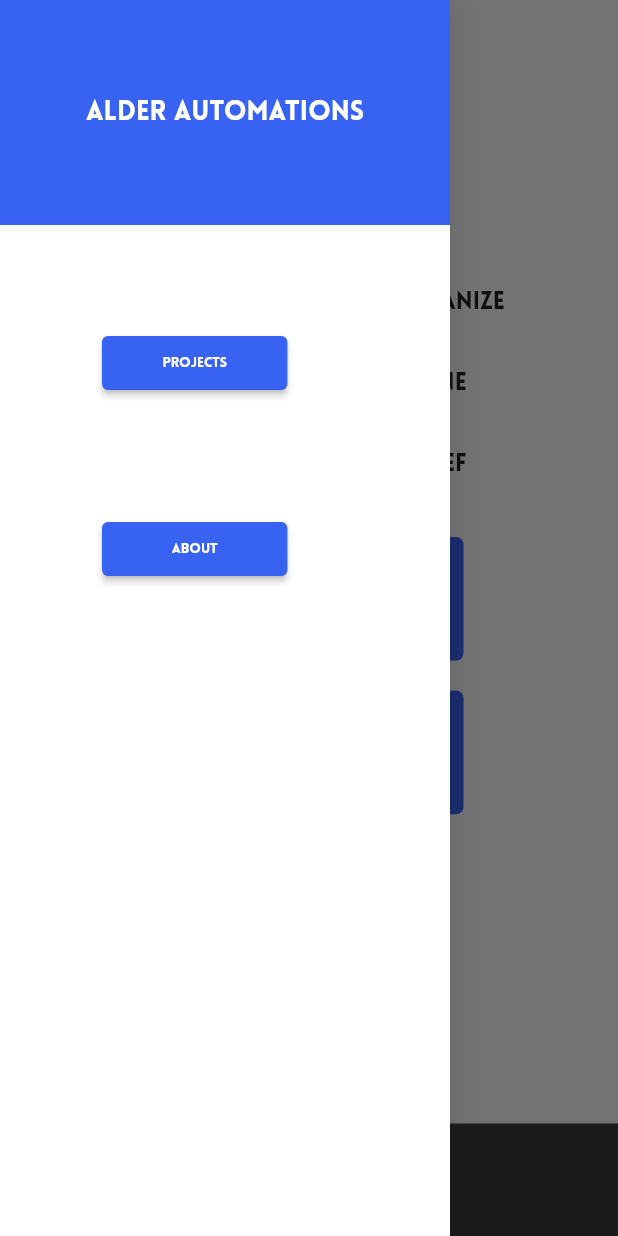
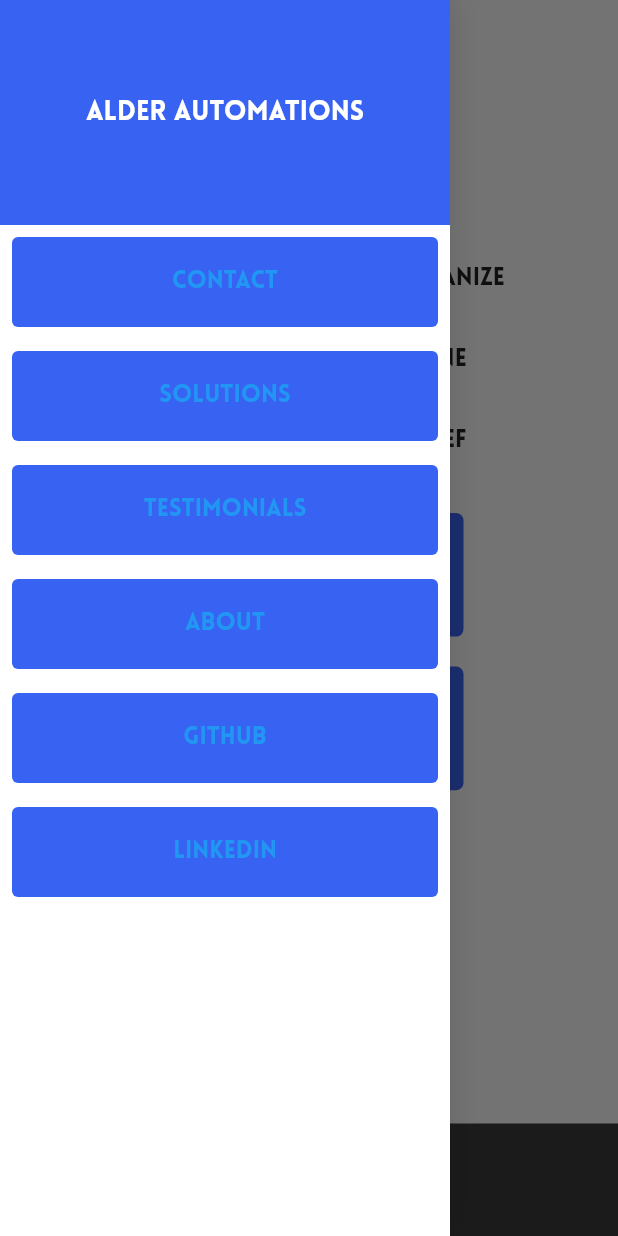
Before and after one commit to alex90271/flutter_site_alderautomations, a Flutter app: the screen it shows after launch, in the side drawer, after a tap on the "menu" icon, on a phone screen of 412 x 824 dp. Run offline on Flutter 3.47's test engine with Material 2 defaults, Android fonts, the phone set to English and light mode, and no system bars; our stand-ins replace cloud_firestore, responsive_builder, table_calendar, validators; accounts and stored records are empty.

Commit message:
refactoring and code cleanup

```diff
--- a/lib/views/home/content/call_to_action/call_to_action.dart
+++ b/lib/views/home/content/main_view/main_view.dart
@@ -6,14 +6,14 @@ import 'package:responsive_builder/responsive_builder.dart';
 
 import '../../../../widgets/navigation_bar/navigation_bar.dart';
 
-class CallToActionView extends StatelessWidget {
-  PageController pgctrl;
-  CallToActionView({Key? key, required this.pgctrl}) : super(key: key);
+class MainView extends StatelessWidget {
+  final PageController pgctrl;
+  const MainView({Key? key, required this.pgctrl}) : super(key: key);
 
-  String mainDesc =
+  final String mainDesc =
       'Optimize workflows, organize data, \nor redesign your online presence \nContact now for a brief consultation';
-  String title_one = 'Book a consultation';
-  String title_two = 'About';
+  final String title_one = 'Book a consultation';
+  final String title_two = 'About';
 
   @override
   Widget build(BuildContext context) {
--- a/lib/views/home/home_view.dart
+++ b/lib/views/home/home_view.dart
@@ -3,7 +3,7 @@ import 'package:alderautomationsdotcom/widgets/footer/footer.dart';
 import 'package:alderautomationsdotcom/widgets/navigation_drawer/navigation_drawer.dart';
 import 'package:flutter/material.dart';
 import 'content/about/about.dart';
-import 'content/call_to_action/call_to_action.dart';
+import 'content/main_view/main_view.dart';
 import 'content/contact/contact.dart';
 import 'content/projects/projects.dart';
 import 'content/testimonial/testimonial.dart';
@@ -13,12 +13,8 @@ class HomeContentDesktop extends StatefulWidget {
     Key? key,
   }) : super(key: key);
 
-  int page = 0;
-  final controller = PageController(initialPage: 0, keepPage: true);
-
-  void updatePage(newPage) {
-    controller.jumpTo(newPage);
-  }
+  int _page = 0;
+  final controller = PageController(initialPage: 0);
 
   @override
   State<HomeContentDesktop> createState() => _HomeContentDesktopState();
@@ -35,11 +31,12 @@ class _HomeContentDesktopState extends State<HomeContentDesktop> {
     return Scaffold(
       drawer: NavigationDrawer(pgcntrl: widget.controller),
       body: Stack(
+        clipBehavior: Clip.none,
+        fit: StackFit.loose,
         children: [
-          Scrollbar(
-            child: PageView(
+          PageView(
               children: [
-                  CallToActionView(
+                MainView(
                   pgctrl: widget.controller,
                 ),
                 const ProjectsView(),
@@ -53,12 +50,14 @@ class _HomeContentDesktopState extends State<HomeContentDesktop> {
               pageSnapping: false,
               onPageChanged: (x) {
                 setState(() {
-                    widget.page = x;
-                    log('visiting page ' + widget.page.toString());
+                  widget._page = x;
+                  log('visiting page ' + widget._page.toString());
                 });
               }),
+          Container(
+            padding: const EdgeInsets.fromLTRB(0, 12, 0, 0),
+            child: const Footer(),
           ),
-          const Footer()
         ],
       ),
     );
--- a/lib/widgets/call_to_action/call_to_action.dart
+++ b/lib/widgets/call_to_action/call_to_action.dart
@@ -1,14 +1,13 @@
-import 'package:alderautomationsdotcom/views/home/content/contact/contact.dart';
 import 'package:flutter/material.dart';
 import 'package:alderautomationsdotcom/globals.dart';
 
 class CallToAction extends StatelessWidget {
   final String title_one;
   final String title_two;
-  PageController pgcntrl;
-  int page_one;
-  int page_two;
-  CallToAction(
+  final PageController pgcntrl;
+  final int page_one;
+  final int page_two;
+  const CallToAction(
       {Key? key,
       required this.title_one,
       required this.title_two,
@@ -43,10 +42,10 @@ class CallToAction extends StatelessWidget {
 }
 
 class CallToActionButton extends StatelessWidget {
-  PageController pgcntrl;
-  int page;
+  final PageController pgcntrl;
+  final int page;
 
-  CallToActionButton({
+  const CallToActionButton({
     Key? key,
     required this.title,
     required this.pgcntrl,
--- a/lib/widgets/contact_form/contact_form.dart
+++ b/lib/widgets/contact_form/contact_form.dart
@@ -1,4 +1,5 @@
 import 'dart:developer';
+import 'package:alderautomationsdotcom/widgets/footer/footer.dart';
 import 'package:cloud_firestore/cloud_firestore.dart';
 import 'package:flutter/material.dart';
 import '../../globals.dart';
--- a/lib/widgets/navigation_bar/nav_bar_item.dart
+++ b/lib/widgets/navigation_bar/nav_bar_item.dart
@@ -4,10 +4,14 @@ import 'package:url_launcher/url_launcher.dart';
 
 class NavBarPage extends StatelessWidget {
   final String title;
-  final page;
-  PageController pgcntrl;
-  NavBarPage(this.title, {Key? key, required this.page, required this.pgcntrl})
-      : super(key: key);
+  final int page;
+  final PageController pgcntrl;
+  const NavBarPage(
+    this.title, {
+    Key? key,
+    required this.page,
+    required this.pgcntrl,
+  }) : super(key: key);
 
   @override
   Widget build(BuildContext context) {
@@ -17,6 +21,37 @@ class NavBarPage extends StatelessWidget {
       child: SizedBox(
         width: size.height * 0.15,
         child: ElevatedButton(
+          style: ButtonStyle(
+              backgroundColor: MaterialStateProperty.all<Color>(brandBlue)),
+          onPressed: () {
+            pgcntrl.jumpToPage(page);
+          },
+          child: Text(title, style: TextStyle(fontSize: size.height / 90)),
+        ),
+      ),
+    );
+  }
+}
+
+class NavDrawerPage extends StatelessWidget {
+  final String title;
+  final int page;
+  PageController pgcntrl;
+  NavDrawerPage(
+    this.title, {
+    Key? key,
+    required this.page,
+    required this.pgcntrl,
+  }) : super(key: key);
+
+  @override
+  Widget build(BuildContext context) {
+    var size = MediaQuery.of(context).size;
+    return Padding(
+      padding: const EdgeInsets.all(8.0),
+      child: SizedBox(
+        width: size.height * 0.15,
+        child: TextButton(
           style: ButtonStyle(
               backgroundColor: MaterialStateProperty.all<Color>(brandBlue)),
           onPressed: () {
--- a/lib/widgets/navigation_bar/navigation_bar.dart
+++ b/lib/widgets/navigation_bar/navigation_bar.dart
@@ -1,23 +1,31 @@
+import 'package:alderautomationsdotcom/globals.dart';
 import 'package:alderautomationsdotcom/widgets/centerted_view/centerted_view.dart';
 import 'package:flutter/material.dart';
 import 'package:responsive_builder/responsive_builder.dart';
-import 'navigation_bar_mobile.dart';
 import 'navigation_bar_tablet_desktop.dart';
 
 class NaviBar extends StatelessWidget {
-  PageController pgctrl;
-  NaviBar({Key? key, required this.pgctrl}) : super(key: key);
+  final PageController pgctrl;
+  const NaviBar({Key? key, required this.pgctrl}) : super(key: key);
 
   @override
   Widget build(BuildContext context) {
     return ScreenTypeLayout(
-      mobile: Padding(
-        padding: const EdgeInsets.fromLTRB(16, 8, 8, 8),
-        child: NavigationBarMobile(
-          pgcntrl: pgctrl,
+      mobile: SizedBox(
+        height: 80,
+        child: Row(
+          children: <Widget>[
+            IconButton(
+              icon: const Icon(Icons.menu),
+              onPressed: () {
+                Scaffold.of(context).openDrawer();
+              },
+            ),
+            Row(children: [Image.asset(mainLogo), const Text(mainTitle)]),
+          ],
         ),
       ),
-      tablet: CenteredView(
+      desktop: CenteredView(
           child: NavigationBarTabletDesktop(
         pgctrl: pgctrl,
       )),
--- a/lib/widgets/navigation_bar/navigation_bar_mobile.dart
+++ /dev/null
@@ -1,25 +0,0 @@
-import 'package:flutter/material.dart';
-import '../../globals.dart';
-
-class NavigationBarMobile extends StatelessWidget {
-  PageController pgcntrl;
-  NavigationBarMobile({Key? key, required this.pgcntrl}) : super(key: key);
-
-  @override
-  Widget build(BuildContext context) {
-    return SizedBox(
-      height: 80,
-      child: Row(
-        children: <Widget>[
-          IconButton(
-            icon: const Icon(Icons.menu),
-            onPressed: () {
-              Scaffold.of(context).openDrawer();
-            },
-          ),
-          Row(children: [Image.asset(mainLogo), const Text(mainTitle)]),
-        ],
-      ),
-    );
-  }
-}
--- a/lib/widgets/navigation_bar/navigation_bar_tablet_desktop.dart
+++ b/lib/widgets/navigation_bar/navigation_bar_tablet_desktop.dart
@@ -3,8 +3,8 @@ import 'nav_bar_item.dart';
 import 'package:alderautomationsdotcom/globals.dart';
 
 class NavigationBarTabletDesktop extends StatelessWidget {
-  PageController pgctrl;
-  NavigationBarTabletDesktop({Key? key, required this.pgctrl})
+  final PageController pgctrl;
+  const NavigationBarTabletDesktop({Key? key, required this.pgctrl})
       : super(key: key);
 
   @override
--- a/lib/widgets/navigation_drawer/drawer_item.dart
+++ /dev/null
@@ -1,32 +0,0 @@
-import 'package:alderautomationsdotcom/widgets/navigation_bar/nav_bar_item.dart';
-import 'package:flutter/rendering.dart';
-import 'package:flutter/material.dart';
-
-class DrawerItem extends StatelessWidget {
-  final String title;
-  final PageController pgcntrl;
-  final int page;
-  const DrawerItem(
-      {Key? key,
-      required this.title,
-      required this.pgcntrl,
-      required this.page})
-      : super(key: key);
-
-  @override
-  Widget build(BuildContext context) {
-    return Padding(
-      padding: const EdgeInsets.only(left: 30, top: 60),
-      child: Row(
-        children: <Widget>[
-          SizedBox(width: 30),
-          NavBarPage(
-            title,
-            page: page,
-            pgcntrl: pgcntrl,
-          ),
-        ],
-      ),
-    );
-  }
-}
--- /dev/null
+++ b/lib/widgets/navigation_drawer/nav_drawer_item.dart
@@ -0,0 +1,93 @@
+import 'package:flutter/material.dart';
+import 'package:alderautomationsdotcom/globals.dart';
+import 'package:url_launcher/url_launcher.dart';
+
+class NavDrawerHeader extends StatelessWidget {
+  const NavDrawerHeader({Key? key}) : super(key: key);
+
+  @override
+  Widget build(BuildContext context) {
+    return Container(
+      height: 150,
+      color: brandBlue,
+      alignment: Alignment.center,
+      child: Column(
+        mainAxisSize: MainAxisSize.min,
+        children: const <Widget>[
+          Text(
+            'ALDER AUTOMATIONS',
+            style: TextStyle(
+              fontSize: 18,
+              fontWeight: FontWeight.w800,
+              color: Colors.white,
+            ),
+          ),
+        ],
+      ),
+    );
+  }
+}
+
+class NavDrawerPage extends StatelessWidget {
+  final String title;
+  final int page;
+  final PageController pgcntrl;
+  const NavDrawerPage(
+    this.title, {
+    Key? key,
+    required this.page,
+    required this.pgcntrl,
+  }) : super(key: key);
+
+  @override
+  Widget build(BuildContext context) {
+    var size = MediaQuery.of(context).size;
+    return Padding(
+      padding: const EdgeInsets.all(8.0),
+      child: TextButton(
+        style: ButtonStyle(
+            backgroundColor: MaterialStateProperty.all<Color>(brandBlue),
+            minimumSize: MaterialStateProperty.all(const Size.fromHeight(60))),
+        onPressed: () {
+          pgcntrl.jumpToPage(page);
+        },
+        child: Text(title, style: TextStyle(fontSize: 16)),
+      ),
+    );
+  }
+}
+
+class NavDrawerLink extends StatelessWidget {
+  final String title;
+  final String url;
+  const NavDrawerLink(
+    this.title, {
+    Key? key,
+    required this.url,
+  }) : super(key: key);
+
+  @override
+  Widget build(BuildContext context) {
+    var size = MediaQuery.of(context).size;
+    return Padding(
+      padding: const EdgeInsets.all(8.0),
+      child: TextButton(
+        style: ButtonStyle(
+            backgroundColor: MaterialStateProperty.all<Color>(brandBlue),
+            minimumSize: MaterialStateProperty.all(const Size.fromHeight(60))),
+        onPressed: () {
+          _launchURL;
+        },
+        child: Text(title, style: TextStyle(fontSize: 16)),
+      ),
+    );
+  }
+
+  _launchURL() async {
+    if (await canLaunch(url)) {
+      await launch(url);
+    } else {
+      print('Could not launch $url'); //remove for production
+    }
+  }
+}
--- a/lib/widgets/navigation_drawer/navigation_drawer.dart
+++ b/lib/widgets/navigation_drawer/navigation_drawer.dart
@@ -1,11 +1,9 @@
+import 'package:alderautomationsdotcom/widgets/navigation_drawer/nav_drawer_item.dart';
 import 'package:flutter/material.dart';
 
-import 'drawer_item.dart';
-import 'navigation_drawer_header.dart';
-
 class NavigationDrawer extends StatelessWidget {
-  PageController pgcntrl;
-  NavigationDrawer({Key? key, required this.pgcntrl}) : super(key: key);
+  final PageController pgcntrl;
+  const NavigationDrawer({Key? key, required this.pgcntrl}) : super(key: key);
 
   @override
   Widget build(BuildContext context) {
@@ -17,15 +15,33 @@ class NavigationDrawer extends StatelessWidget {
       child: Column(
         children: <Widget>[
           const NavDrawerHeader(),
-          DrawerItem(
-            title: 'Projects',
+          NavDrawerPage(
+            'Contact',
             page: 3,
             pgcntrl: pgcntrl,
           ),
-          DrawerItem(
-            title: 'About',
+          NavDrawerPage(
+            'Solutions',
             page: 4,
             pgcntrl: pgcntrl,
+          ),
+          NavDrawerPage(
+            'Testimonials',
+            page: 4,
+            pgcntrl: pgcntrl,
+          ),
+          NavDrawerPage(
+            'About',
+            page: 4,
+            pgcntrl: pgcntrl,
+          ),
+          NavDrawerLink(
+            'Github',
+            url: 'https://github.com/alex90271',
+          ),
+          NavDrawerLink(
+            'LinkedIn',
+            url: 'https://www.linkedin.com/in/alex-alder/',
           ),
         ],
       ),
--- a/lib/widgets/navigation_drawer/navigation_drawer_header.dart
+++ /dev/null
@@ -1,28 +0,0 @@
-import 'package:alderautomationsdotcom/globals.dart';
-import 'package:flutter/material.dart';
-
-class NavDrawerHeader extends StatelessWidget {
-  const NavDrawerHeader({Key? key}) : super(key: key);
-
-  @override
-  Widget build(BuildContext context) {
-    return Container(
-      height: 150,
-      color: brandBlue,
-      alignment: Alignment.center,
-      child: Column(
-        mainAxisSize: MainAxisSize.min,
-        children: const <Widget>[
-          Text(
-            'ALDER AUTOMATIONS',
-            style: TextStyle(
-              fontSize: 18,
-              fontWeight: FontWeight.w800,
-              color: Colors.white,
-            ),
-          ),
-        ],
-      ),
-    );
-  }
-}
```
Lines whose indentation alone changed are shown as unchanged.
